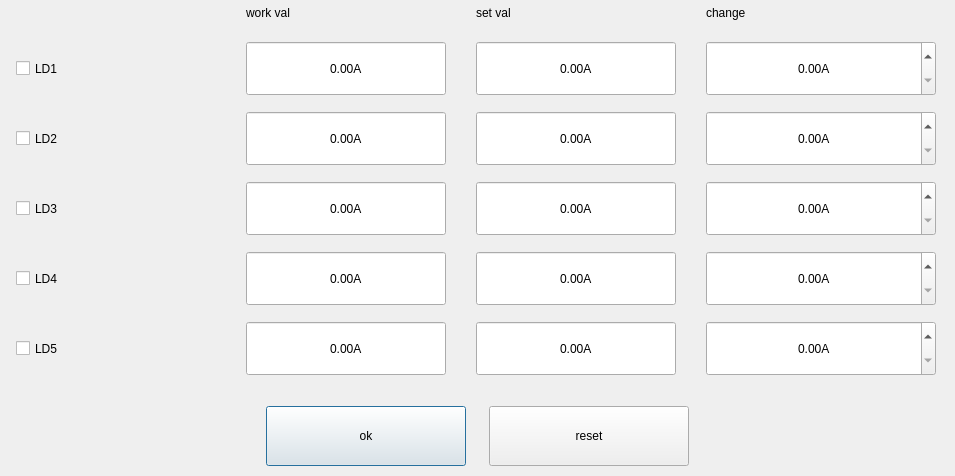
Qt form meletdlgadmin.ui (yuanjinxin123/shenglei) before a commit.
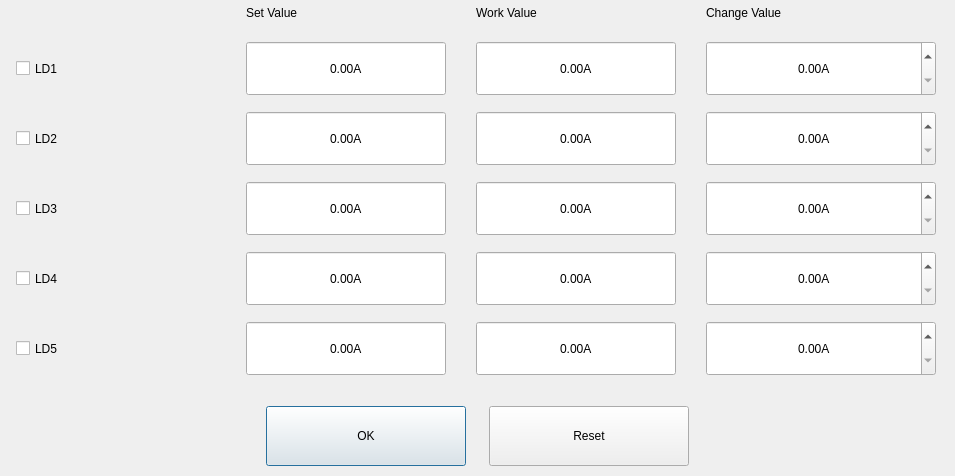
The same form after that commit. Custom widgets are drawn as their Qt base class.

```diff
--- a/meletdlgadmin.ui
+++ b/meletdlgadmin.ui
@@ -217,7 +217,7 @@
        <item row="0" column="3">
         <widget class="QLabel" name="label_9">
          <property name="text">
-          <string>change</string>
+          <string>Change Value</string>
          </property>
         </widget>
        </item>
@@ -401,7 +401,7 @@
        <item row="0" column="2">
         <widget class="QLabel" name="label_7">
          <property name="text">
-          <string>set val</string>
+          <string>Work Value</string>
          </property>
         </widget>
        </item>
@@ -569,7 +569,7 @@
           </size>
          </property>
          <property name="text">
-          <string>work val</string>
+          <string>Set Value</string>
          </property>
         </widget>
        </item>
@@ -671,7 +671,7 @@
           </size>
          </property>
          <property name="text">
-          <string>ok</string>
+          <string>OK</string>
          </property>
         </widget>
        </item>
@@ -706,7 +706,7 @@
           </size>
          </property>
          <property name="text">
-          <string>reset</string>
+          <string>Reset</string>
          </property>
         </widget>
        </item>
```
